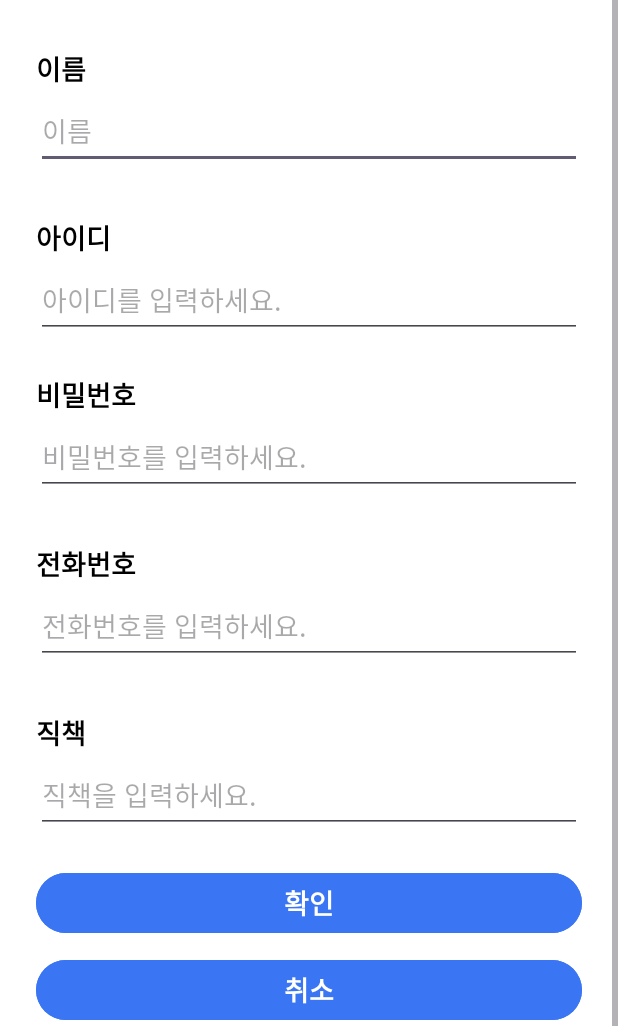
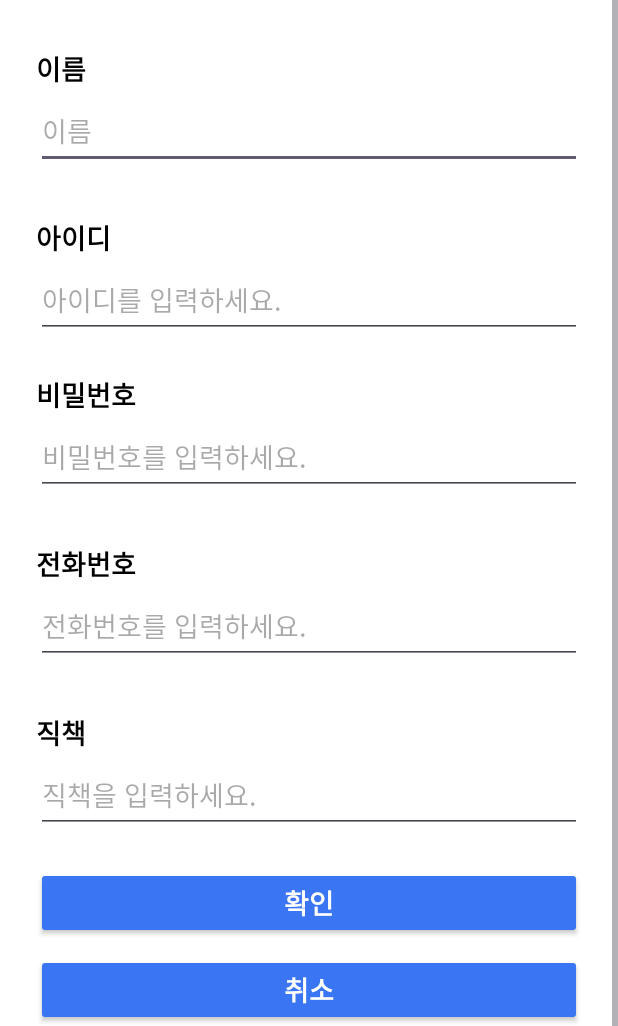
Before and after one commit to VonLyus/notFedUp, an Android app: the SignUpPageActivity screen opened directly, with no data from a screen before it, scrolled down 99 dp, on a phone screen of 412 x 824 dp, the part 210-1236 px from its top. Run offline under Robolectric (Android 15) with nearby library versions, the phone set to English and light mode, and no system bars.

Commit message:
회원가입 페이지 최종본

```diff
--- a/app/src/main/res/layout/sign_up_layout.xml
+++ b/app/src/main/res/layout/sign_up_layout.xml
@@ -172,7 +172,7 @@
             app:layout_constraintStart_toStartOf="parent"
             app:layout_constraintTop_toBottomOf="@+id/tv_pw" />
 
-        <Button
+        <androidx.appcompat.widget.AppCompatButton
             android:id="@+id/btn_signupOk"
             android:layout_width="0dp"
             android:layout_height="wrap_content"
@@ -184,12 +184,13 @@
             android:textSize="18sp"
             android:textStyle="bold"
             android:backgroundTint="@color/blue"
+            android:radius="0dp"
             app:layout_constraintEnd_toEndOf="parent"
             app:layout_constraintHorizontal_bias="0.0"
             app:layout_constraintStart_toStartOf="parent"
             app:layout_constraintTop_toBottomOf="@+id/et_pw" />
 
-        <Button
+        <androidx.appcompat.widget.AppCompatButton
             android:id="@+id/btn_signupcancel"
             android:layout_width="0dp"
             android:layout_height="wrap_content"
@@ -199,10 +200,12 @@
             android:textSize="18sp"
             android:textStyle="bold"
             android:backgroundTint="@color/blue"
+            android:radius="0dp"
             app:layout_constraintEnd_toEndOf="@+id/btn_signupOk"
             app:layout_constraintHorizontal_bias="0.0"
             app:layout_constraintStart_toStartOf="@+id/btn_signupOk"
             app:layout_constraintTop_toBottomOf="@+id/btn_signupOk" />
+
 
         <TextView
             android:id="@+id/title1"
```
Also changed, not shown: app/src/main/res/drawable/rectangle_button.xml (deleted, +0 -8 lines).
